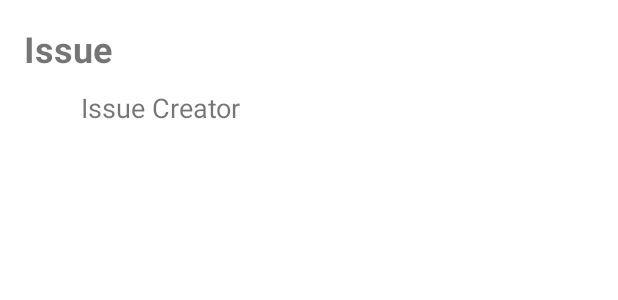
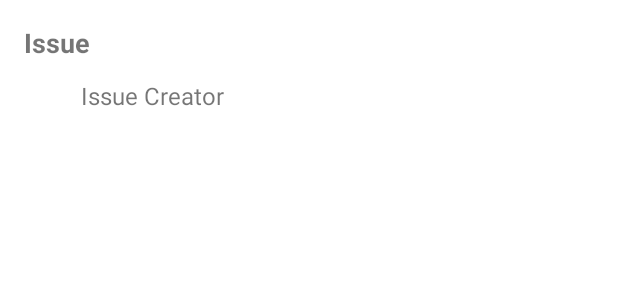
Before and after one commit to Thre4dripper/GithubBrowser-AndroidApp, an Android app: the layout item_issue_card.xml on its own in the app's theme, with its tools: preview values and no code run, on a phone screen of 412 x 824 dp. Shown: the top 300 px of the screen. Run offline under Robolectric (Android 15) with nearby library versions, the phone set to English and light mode, and no system bars.

Commit message:
fetched and displayed all open issues in a repo by api call

```diff
--- a/app/src/main/java/com/example/githubbrowser/Adapters/IssueRecyclerAdapter.kt
+++ b/app/src/main/java/com/example/githubbrowser/Adapters/IssueRecyclerAdapter.kt
@@ -25,6 +25,8 @@ class IssueRecyclerAdapter(private val issueList: MutableList<IssueItem>) :
         holder.issueText.text = issueItem.issue
         Glide.with(holder.issuerAvatar.context).load(issueItem.imgUrl).circleCrop()
             .into(holder.issuerAvatar)
+
+        holder.issuerName.text = issueItem.issuerName
     }
 
     override fun getItemCount() = issueList.size
@@ -32,5 +34,6 @@ class IssueRecyclerAdapter(private val issueList: MutableList<IssueItem>) :
     class ViewHolder(itemView: View) : RecyclerView.ViewHolder(itemView) {
         val issueText = itemView.findViewById<TextView>(R.id.issue_title_text_view)!!
         val issuerAvatar = itemView.findViewById<ImageView>(R.id.issue_creator_avatar)!!
+        val issuerName = itemView.findViewById<TextView>(R.id.issue_creator_name)!!
     }
 }
--- a/app/src/main/java/com/example/githubbrowser/Networking/ApiResponse.kt
+++ b/app/src/main/java/com/example/githubbrowser/Networking/ApiResponse.kt
@@ -30,7 +30,7 @@ class ApiResponse {
         }
 
         fun getIssuesList(owner: String, repoName: String): MutableList<IssueItem> {
-            val response = getJsonResponse("$BASE_URL$owner/$repoName/issues")
+            val response = getJsonResponse("$BASE_URL$owner/$repoName/issues?state=open&per_page=100000")
 
             return JsonParser.issuesListJsonParser(response.toString())
         }
--- a/app/src/main/res/layout/item_issue_card.xml
+++ b/app/src/main/res/layout/item_issue_card.xml
@@ -2,7 +2,7 @@
 <androidx.constraintlayout.widget.ConstraintLayout xmlns:android="http://schemas.android.com/apk/res/android"
     xmlns:app="http://schemas.android.com/apk/res-auto"
     android:layout_width="match_parent"
-    android:layout_height="match_parent">
+    android:layout_height="wrap_content">
 
     <TextView
         android:id="@+id/issue_title_text_view"
@@ -10,8 +10,9 @@
         android:layout_height="wrap_content"
         android:layout_margin="16dp"
         android:text="@string/placeholder_issue"
-        android:textSize="24sp"
+        android:textSize="18sp"
         android:textStyle="bold"
+        android:maxLines="2"
         app:layout_constraintEnd_toEndOf="parent"
         app:layout_constraintStart_toStartOf="parent"
         app:layout_constraintTop_toTopOf="parent" />
@@ -22,17 +23,20 @@
         android:layout_height="30dp"
         android:layout_marginStart="16dp"
         android:layout_marginTop="8dp"
+        android:layout_marginBottom="16dp"
         android:contentDescription="@string/desc_issue_creator_avatar"
+        app:layout_constraintBottom_toBottomOf="parent"
         app:layout_constraintStart_toStartOf="parent"
         app:layout_constraintTop_toBottomOf="@+id/issue_title_text_view" />
 
     <TextView
+        android:id="@+id/issue_creator_name"
         android:layout_width="0dp"
         android:layout_height="wrap_content"
         android:layout_marginStart="8dp"
         android:layout_marginEnd="16dp"
         android:text="@string/text_issue_creator"
-        android:textSize="18sp"
+        android:textSize="16sp"
         app:layout_constraintBottom_toBottomOf="@+id/issue_creator_avatar"
         app:layout_constraintEnd_toEndOf="parent"
         app:layout_constraintStart_toEndOf="@+id/issue_creator_avatar"
--- a/app/src/main/res/layout/item_repo_card.xml
+++ b/app/src/main/res/layout/item_repo_card.xml
@@ -48,6 +48,7 @@
             android:layout_width="0dp"
             android:layout_height="wrap_content"
             android:layout_marginStart="16dp"
+            android:maxLines="2"
             android:text="@string/placeholder_repo_desc"
             app:layout_constraintBottom_toBottomOf="@+id/repo_owner_avatar"
             app:layout_constraintEnd_toStartOf="@+id/send_repo_info"
```
Also changed, not shown: app/src/main/java/com/example/githubbrowser/Fragments/IssuesFragment.kt (+50 -3 lines), app/src/main/java/com/example/githubbrowser/ViewModels/DetailsViewModel.kt (+11 -1 lines).
